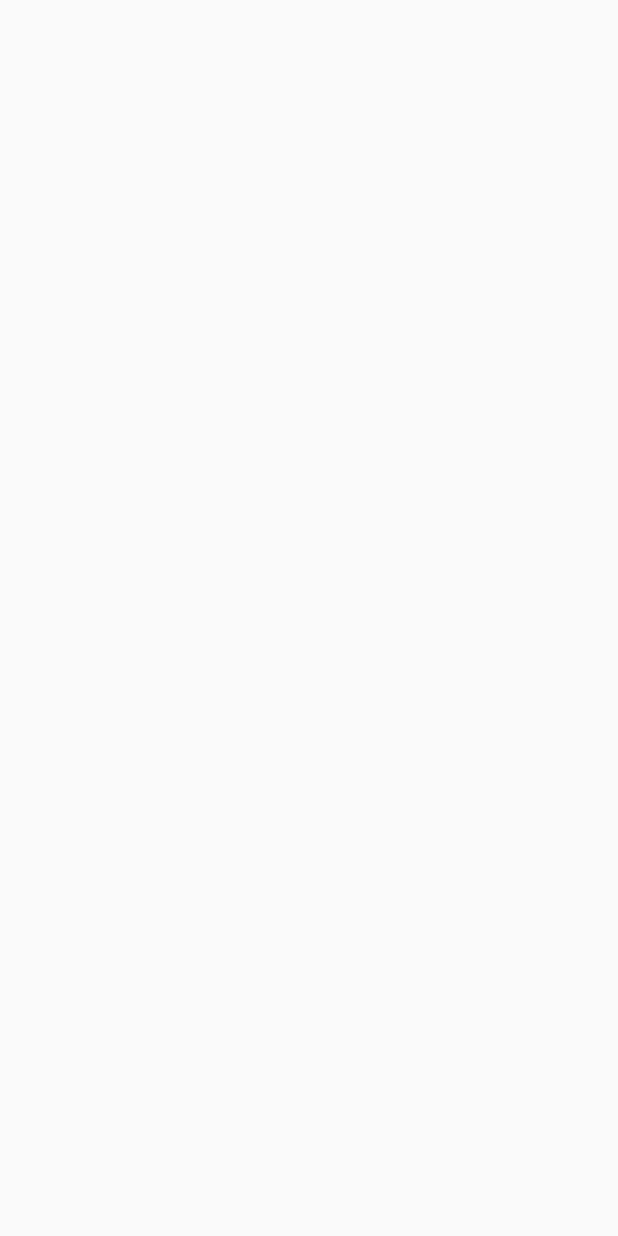
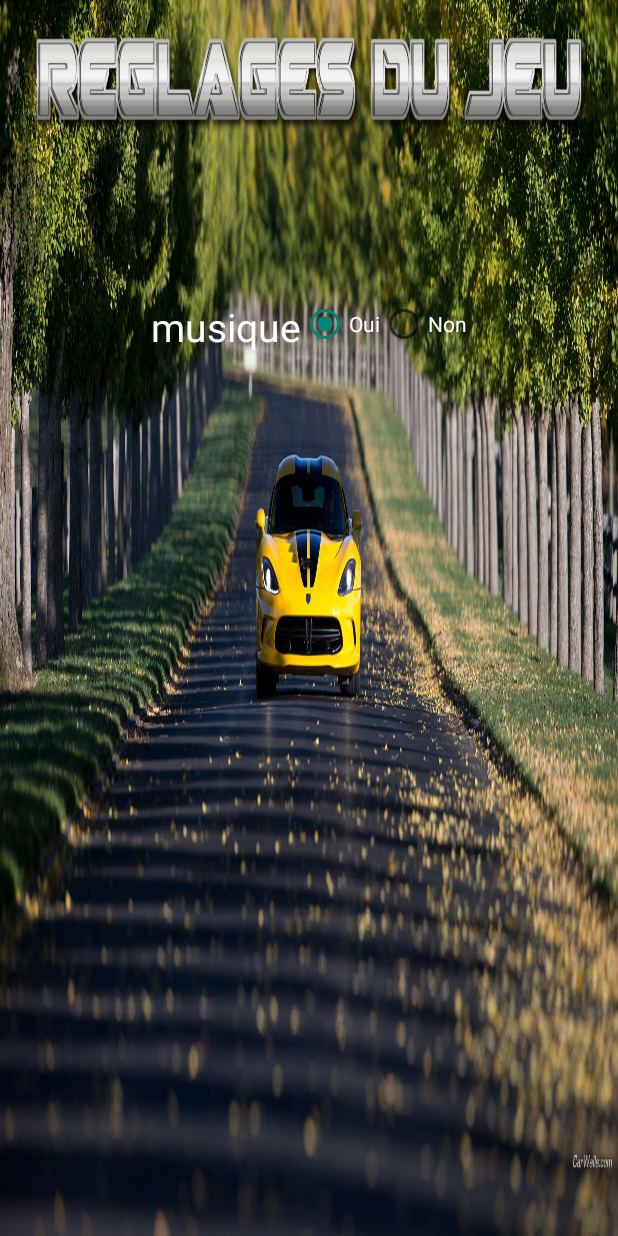
Before and after one commit to zombiboy/yennega, an Android app: the OptionsActivity screen opened directly, with no data from a screen before it, on a phone screen of 412 x 824 dp. Before the commit the screen is empty. Run offline under Robolectric (Android 15) with nearby library versions, the phone set to English and light mode, and no system bars.

Commit message:
ajout du reglage de jeux

```diff
--- a/app/src/main/java/zombiedition/nikiss/com/gameorange/Activity/OptionsActivity.java
+++ b/app/src/main/java/zombiedition/nikiss/com/gameorange/Activity/OptionsActivity.java
@@ -2,14 +2,51 @@ package zombiedition.nikiss.com.gameorange.Activity;
 
 import android.support.v7.app.AppCompatActivity;
 import android.os.Bundle;
+import android.view.View;
+import android.widget.RadioButton;
+import android.widget.RadioGroup;
 
 import zombiedition.nikiss.com.gameorange.R;
 
+import static zombiedition.nikiss.com.gameorange.utils.Constants.PARAM_SOUND_ON;
+
 public class OptionsActivity extends AppCompatActivity {
+
+    private RadioGroup radioGroupSound;
+    private RadioButton radioButtonOn;
+    private RadioButton radioButtonOFF;
 
     @Override
     protected void onCreate(Bundle savedInstanceState) {
         super.onCreate(savedInstanceState);
         setContentView(R.layout.activity_options);
+        radioGroupSound = findViewById(R.id.radio_group_sound);
+        radioButtonOn = findViewById(R.id.radio_sound_on);
+        radioButtonOFF = findViewById(R.id.radio_sound_off);
+
+        if(PARAM_SOUND_ON){
+            radioButtonOn.setChecked(true);
+            radioButtonOFF.setChecked(false);
+        }
+        else {
+            radioButtonOn.setChecked(false);
+            radioButtonOFF.setChecked(true);
+        }
+
+        radioGroupSound.setOnCheckedChangeListener(new RadioGroup.OnCheckedChangeListener() {
+            @Override
+            public void onCheckedChanged(RadioGroup group, int checkedId) {
+
+                if(checkedId == R.id.radio_sound_on) {
+                    PARAM_SOUND_ON=true;
+                }
+                else {
+                    PARAM_SOUND_ON=false;
+                }
+            }
+        });
+
     }
+
+
 }
--- a/app/src/main/java/zombiedition/nikiss/com/gameorange/GamePlayScene.java
+++ b/app/src/main/java/zombiedition/nikiss/com/gameorange/GamePlayScene.java
@@ -16,6 +16,7 @@ import zombiedition.nikiss.com.gameorange.utils.Constants;
 import zombiedition.nikiss.com.gameorange.utils.ServiceBDD;
 
 import static zombiedition.nikiss.com.gameorange.utils.Constants.MEILLEUR_SCORE;
+import static zombiedition.nikiss.com.gameorange.utils.Constants.PARAM_SOUND_ON;
 import static zombiedition.nikiss.com.gameorange.utils.Constants.SELECT_LEVEL_GAME;
 import static zombiedition.nikiss.com.gameorange.utils.Constants.TYPE_PLAYER_ALIEN;
 import static zombiedition.nikiss.com.gameorange.utils.Constants.TYPE_PLAYER_ALIEN_YELLOW;
@@ -105,7 +106,10 @@ public class GamePlayScene extends Activity implements Scene {
         player.update(playerPoint);
         obstacleManager = new ObstacleManager(400,650,75,Color.BLACK,context);
         movingPlayer = false;
-        gameOnsound.start();
+
+        if(PARAM_SOUND_ON) {
+            gameOnsound.start();
+        }
 
         System.out.println("RESET DAN GAMEPLAY");
 
--- a/app/src/main/java/zombiedition/nikiss/com/gameorange/utils/Constants.java
+++ b/app/src/main/java/zombiedition/nikiss/com/gameorange/utils/Constants.java
@@ -18,6 +18,8 @@ public class Constants {
     public static int TYPE_PLAYER_MOTO = 3;
     public static int TYPE_PLAYER_VOITURE = 4;
 
+    public static boolean PARAM_SOUND_ON= true;
+
 
     public static int SELECT_LEVEL_GAME =1;
 
--- a/app/src/main/res/layout/activity_acceuil.xml
+++ b/app/src/main/res/layout/activity_acceuil.xml
@@ -12,14 +12,14 @@
     tools:context="zombiedition.nikiss.com.gameorange.Activity.AcceuilActivity">
 
     <ImageButton
-        android:layout_marginTop="350dp"
+        android:layout_marginTop="310dp"
         android:id="@+id/buttonPlay"
         android:layout_gravity="center"
         android:layout_width="wrap_content"
         android:layout_height="wrap_content"
         android:layout_above="@+id/buttonScore"
         android:layout_centerHorizontal="true"
-        android:background="@drawable/playnow" />
+        android:background="@drawable/jouer" />
 
     <ImageButton
         android:id="@+id/buttonScore"
@@ -27,7 +27,7 @@
         android:layout_height="wrap_content"
         android:layout_alignParentBottom="true"
         android:layout_centerHorizontal="true"
-        android:background="@drawable/highscore" />
+        android:background="@drawable/scores" />
 
     <LinearLayout
 
--- a/app/src/main/res/layout/activity_options.xml
+++ b/app/src/main/res/layout/activity_options.xml
@@ -1,9 +1,69 @@
 <?xml version="1.0" encoding="utf-8"?>
-<android.support.constraint.ConstraintLayout xmlns:android="http://schemas.android.com/apk/res/android"
+<LinearLayout xmlns:android="http://schemas.android.com/apk/res/android"
     xmlns:app="http://schemas.android.com/apk/res-auto"
     xmlns:tools="http://schemas.android.com/tools"
     android:layout_width="match_parent"
     android:layout_height="match_parent"
+    android:background="@drawable/splash"
+    android:orientation="vertical"
     tools:context="zombiedition.nikiss.com.gameorange.Activity.OptionsActivity">
 
-</android.support.constraint.ConstraintLayout>
+
+    <ImageButton
+        android:id="@+id/buttonPlay"
+        android:layout_gravity="center"
+        android:layout_width="wrap_content"
+        android:layout_height="100dp"
+        android:layout_marginHorizontal="20dp"
+        android:layout_centerHorizontal="true"
+        android:background="@drawable/reglage_jeux" />
+
+
+
+    <LinearLayout xmlns:android="http://schemas.android.com/apk/res/android"
+        xmlns:app="http://schemas.android.com/apk/res-auto"
+        xmlns:tools="http://schemas.android.com/tools"
+        android:layout_width="wrap_content"
+        android:layout_height="wrap_content"
+        android:layout_gravity="center"
+        android:layout_marginTop="100dp"
+        android:orientation="horizontal">
+
+
+        <TextView
+            android:layout_width="wrap_content"
+            android:layout_height="wrap_content"
+            android:text="musique"
+            android:textColor="@android:color/white"
+            android:textSize="26sp"
+            tools:ignore="MissingConstraints" />
+
+        <RadioGroup
+            android:id="@+id/radio_group_sound"
+            android:layout_width="match_parent"
+            android:orientation="horizontal"
+            android:layout_height="wrap_content">
+
+            <RadioButton
+                android:id="@+id/radio_sound_on"
+                android:layout_width="wrap_content"
+                android:layout_height="wrap_content"
+                android:textColor="@android:color/white"
+                android:text="Oui" />
+
+            <RadioButton
+                android:id="@+id/radio_sound_off"
+                android:layout_width="wrap_content"
+                android:layout_height="wrap_content"
+                android:textColor="@android:color/white"
+                android:text="Non" />
+
+        </RadioGroup>
+
+    </LinearLayout>
+
+
+
+
+
+</LinearLayout>
```
Also changed, not shown: app/src/main/java/zombiedition/nikiss/com/gameorange/GamePanel.java (+10 -3 lines), app/src/main/java/zombiedition/nikiss/com/gameorange/MainActivity.java (+12 -2 lines), app/src/main/java/zombiedition/nikiss/com/gameorange/ObstacleManager.java (+7 -2 lines), app/src/main/res/layout/activity_high_score.xml (+8 -11 lines), app/src/main/res/layout/activity_level.xml (+11 -9 lines), app/src/main/res/drawable/jouer.png (added), app/src/main/res/drawable/mission_debloquer.png (added), app/src/main/res/drawable/reglage_jeux.png (added), app/src/main/res/drawable/scores.png (added).
